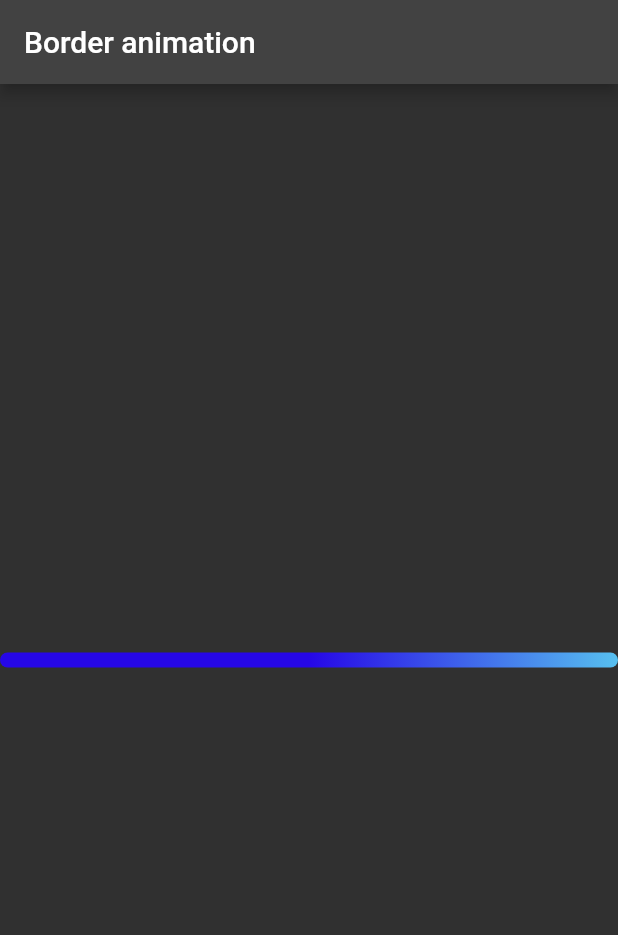
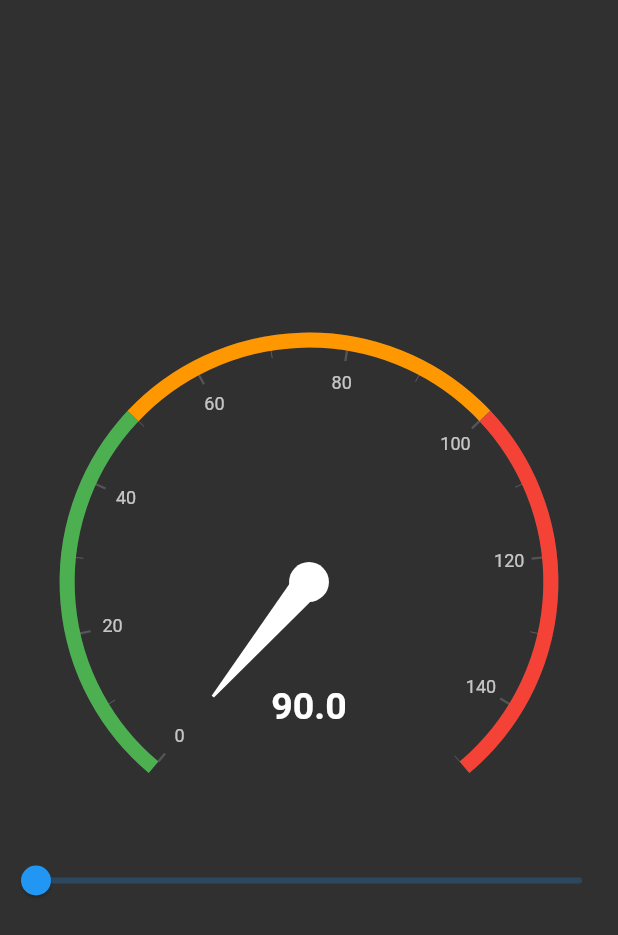
Before and after one commit to DeveloperMalay/flutter_animations, a Flutter app: the screen it shows after launch, on a phone screen of 412 x 824 dp. Shown: the top 935 px of the screen. Run offline on Flutter 3.47's test engine with Material 2 defaults, Android fonts, the phone set to English and light mode, and no system bars; drawn by our look-alikes of syncfusion_flutter_gauges; our stand-ins replace avatar_glow.

Commit message:
creating a animated speedometer

```diff
--- /dev/null
+++ b/lib/animations/speedometer_screen.dart
@@ -0,0 +1,75 @@
+import 'package:flutter/material.dart';
+import 'package:syncfusion_flutter_gauges/gauges.dart';
+
+class SpeedoMeterScreen extends StatefulWidget {
+  const SpeedoMeterScreen({super.key});
+
+  @override
+  State<SpeedoMeterScreen> createState() => _SpeedoMeterScreenState();
+}
+
+class _SpeedoMeterScreenState extends State<SpeedoMeterScreen> {
+  double _speed = 0.0;
+  void _updateSpeed(double newSpeed) {
+    setState(() {
+      _speed = newSpeed;
+    });
+  }
+
+  @override
+  Widget build(BuildContext context) {
+    return Scaffold(
+        body: Center(
+      child: Column(
+        mainAxisSize: MainAxisSize.min,
+        children: [
+          TweenAnimationBuilder(
+              tween: Tween<double>(begin: 0.0, end: _speed),
+              duration: const Duration(seconds: 2),
+              builder: (BuildContext context, double value, Widget? child) {
+                return Center(
+                    child: SfRadialGauge(axes: <RadialAxis>[
+                  RadialAxis(minimum: 0, maximum: 150, ranges: <GaugeRange>[
+                    GaugeRange(
+                        startValue: 0,
+                        endValue: 50,
+                        color: Colors.green,
+                        startWidth: 10,
+                        endWidth: 10),
+                    GaugeRange(
+                        startValue: 50,
+                        endValue: 100,
+                        color: Colors.orange,
+                        startWidth: 10,
+                        endWidth: 10),
+                    GaugeRange(
+                        startValue: 100,
+                        endValue: 150,
+                        color: Colors.red,
+                        startWidth: 10,
+                        endWidth: 10)
+                  ], pointers: <GaugePointer>[
+                    NeedlePointer(value: value)
+                  ], annotations: const <GaugeAnnotation>[
+                    GaugeAnnotation(
+                        widget: Text('90.0',
+                            style: TextStyle(
+                                fontSize: 25, fontWeight: FontWeight.bold)),
+                        angle: 90,
+                        positionFactor: 0.5)
+                  ])
+                ]));
+              }),
+          Slider(
+            value: _speed,
+            min: 0,
+            max: 150,
+            onChanged: (double newValue) {
+              _updateSpeed(newValue);
+            },
+          ),
+        ],
+      ),
+    ));
+  }
+}
--- a/lib/main.dart
+++ b/lib/main.dart
@@ -1,7 +1,5 @@
 import 'package:flutter/material.dart';
-
-import 'animations/border_animation.dart';
-import 'animations/linear_animation.dart';
+import 'animations/speedometer_screen.dart';
 
 void main() {
   runApp(const MyApp());
@@ -17,7 +15,7 @@ class MyApp extends StatelessWidget {
       debugShowCheckedModeBanner: false,
       title: 'Flutter Demo',
       theme: ThemeData.dark(),
-      home: GradientPeogressBar(),
+      home: const SpeedoMeterScreen(),
     );
   }
 }
```
